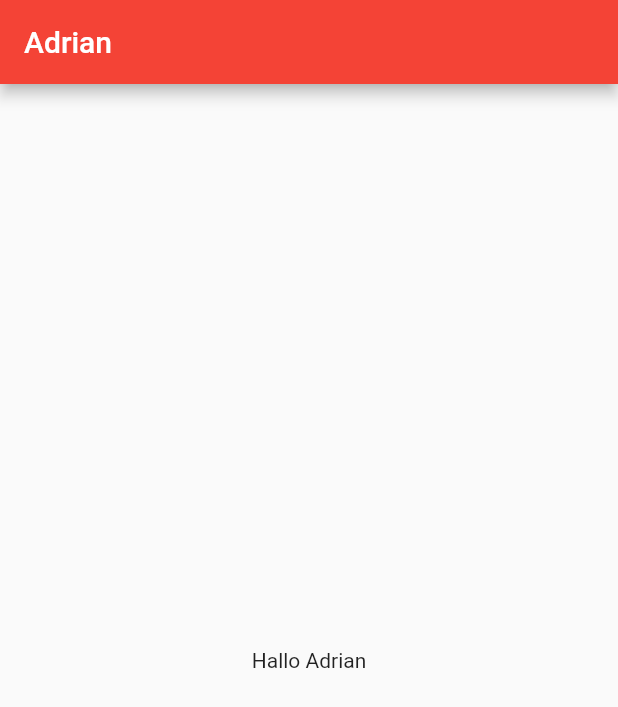
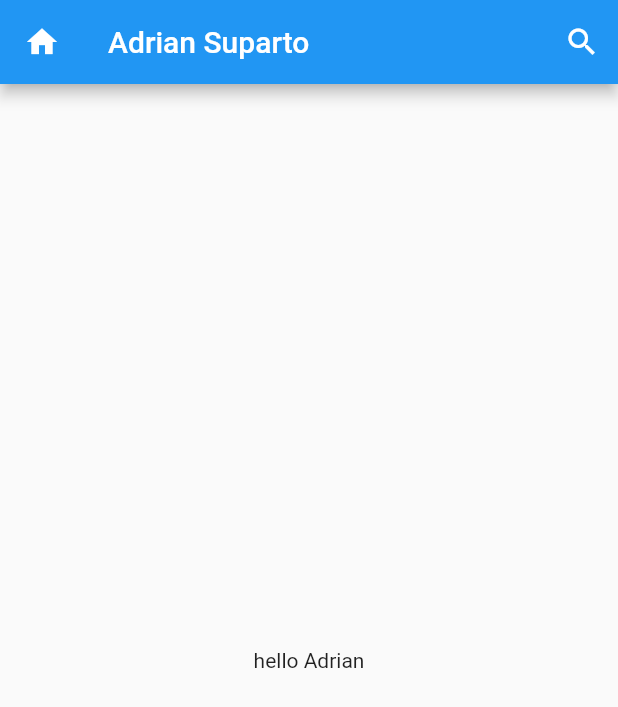
Before and after one commit to Mobile-Programming-MDP/materi-latihan-flutter-AdrianSuparto, a Flutter app: the screen it shows after launch, on a phone screen of 412 x 824 dp. Shown: the top 707 px of the screen. Run offline on Flutter 3.47's test engine with Material 2 defaults, Android fonts, the phone set to English and light mode, and no system bars.

Commit message:
Menambahkan icon di appbar

```diff
--- a/aplikasi1/lib/main.dart
+++ b/aplikasi1/lib/main.dart
@@ -10,8 +10,8 @@ class MyApp extends StatelessWidget {
   @override
   Widget build(BuildContext context) {
     return MaterialApp(
-        title: "Hallo Widget",
-        theme: ThemeData(primarySwatch: Colors.red),
+        title: "hello world",
+        theme: ThemeData(primarySwatch: Colors.blue),
         home: FirstScreen());
   }
 }
@@ -22,9 +22,26 @@ class FirstScreen extends StatelessWidget {
   @override
   Widget build(BuildContext context) {
     return Scaffold(
-      appBar: AppBar(title: const Text("Adrian")), //Appbar
+      appBar: AppBar(
+        title: const Text("Adrian Suparto"),
+        actions: <Widget>[
+          IconButton(
+              onPressed: () {},
+              icon: const Icon(
+                Icons.search,
+                color: Colors.white,
+              ))
+        ],
+        leading: IconButton(
+          onPressed: () {},
+          icon: const Icon(
+            Icons.home,
+            color: Colors.white,
+          ),
+        ),
+      ),
       body: const Center(
-        child: Text("Hallo Adrian"),
+        child: Text("hello Adrian"),
       ),
     );
   }
```
